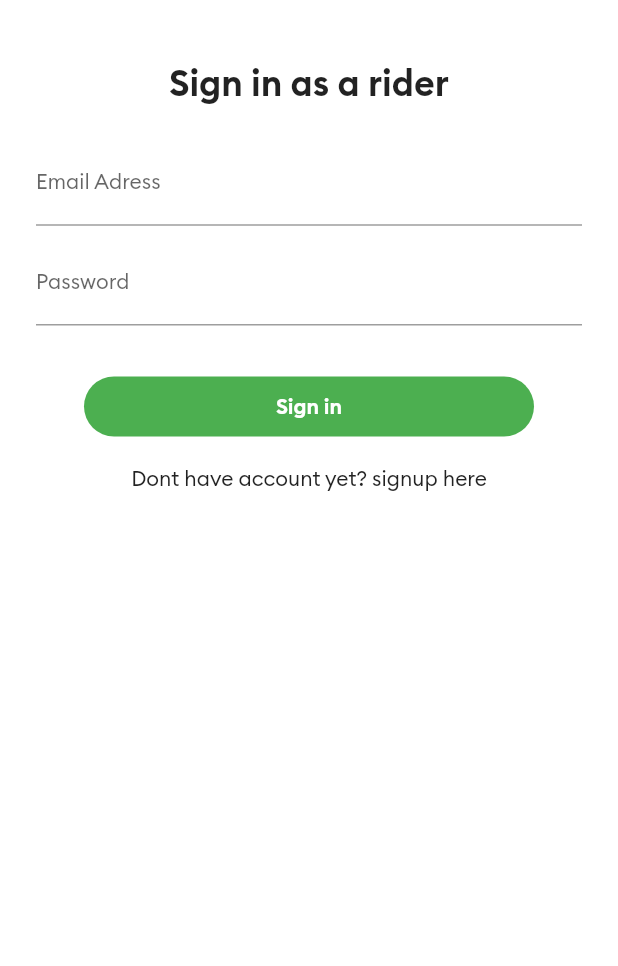
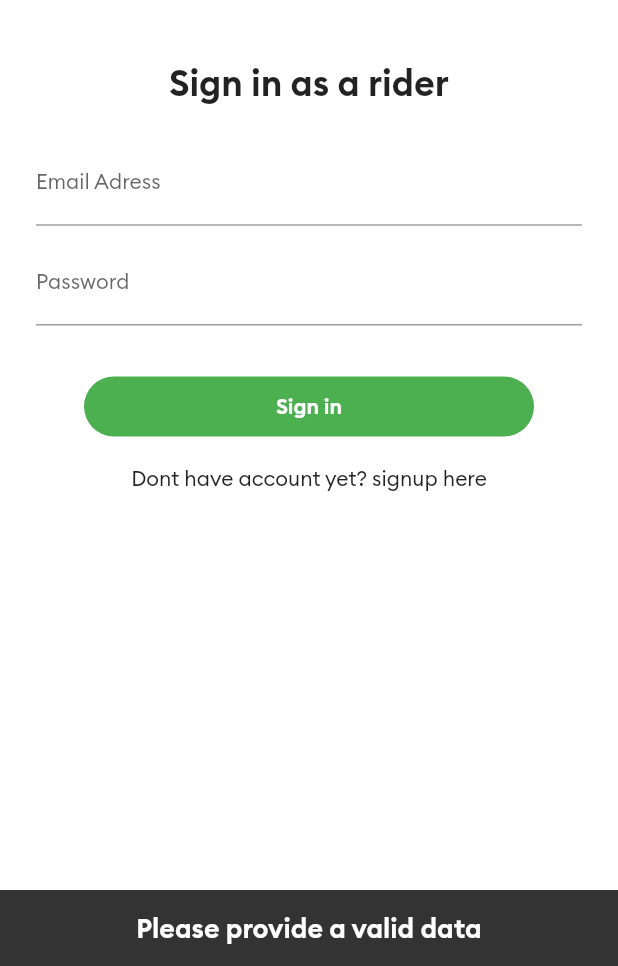
Before and after one commit to resqiar/Letsjek-Rider, a Flutter app: the screen it shows after launch, after a tap on "Dont have account yet? signup here", after a tap on "Already have an account? sign in here", after a tap on "Sign in", on a phone screen of 412 x 824 dp, the part 270-1236 px from its top. Run offline on Flutter 3.47's test engine with Material 2 defaults, Android fonts, the phone set to English and light mode, and no system bars; our stand-ins replace connectivity, firebase_auth, firebase_core, firebase_database; accounts and stored records are empty.

Commit message:
Login and Register now works properly.

```diff
--- a/lib/Screens/Rider/LoginPage.dart
+++ b/lib/Screens/Rider/LoginPage.dart
@@ -1,13 +1,59 @@
+import 'package:connectivity/connectivity.dart';
+import 'package:firebase_auth/firebase_auth.dart';
 import 'package:flutter/material.dart';
 import 'package:uber_clone/Screens/Rider/RegisterPage.dart';
 import 'package:uber_clone/widgets/SubmitFlatButton.dart';
 
-class LoginPage extends StatelessWidget {
+class LoginPage extends StatefulWidget {
   static const id = 'loginpage';
+
+  @override
+  _LoginPageState createState() => _LoginPageState();
+}
+
+class _LoginPageState extends State<LoginPage> {
+  final emailController = TextEditingController();
+
+  final passwordController = TextEditingController();
+
+  void loginUser() async {
+    final FirebaseAuth _auth = FirebaseAuth.instance;
+
+    try {
+      UserCredential userCredential = await _auth.signInWithEmailAndPassword(
+          email: emailController.text, password: passwordController.text);
+
+      // if there is no error push user to mainpage
+      Navigator.pushNamedAndRemoveUntil(context, 'mainpage', (route) => false);
+    } on FirebaseAuthException catch (e) {
+      if (e.code == 'user-not-found') {
+        showSnackbar('No user found for that email');
+      } else if (e.code == 'wrong-password') {
+        showSnackbar('Wrong password provided');
+      }
+    } catch (e) {
+      showSnackbar(e.toString());
+    }
+  }
+
+  final GlobalKey<ScaffoldState> scaffoldKey = GlobalKey<ScaffoldState>();
+
+  void showSnackbar(String messages) {
+    final snackbar = SnackBar(
+      content: Text(
+        messages,
+        textAlign: TextAlign.center,
+        style: TextStyle(fontSize: 18, fontFamily: 'Bolt-Semibold'),
+      ),
+    );
+
+    scaffoldKey.currentState.showSnackBar(snackbar);
+  }
 
   @override
   Widget build(BuildContext context) {
     return Scaffold(
+      key: scaffoldKey,
       backgroundColor: Colors.white,
       body: SingleChildScrollView(
         child: Column(
@@ -37,6 +83,7 @@ class LoginPage extends StatelessWidget {
               child: Column(
                 children: [
                   TextField(
+                    controller: emailController,
                     keyboardType: TextInputType.emailAddress,
                     style: TextStyle(fontSize: 14),
                     decoration: InputDecoration(
@@ -54,6 +101,7 @@ class LoginPage extends StatelessWidget {
                     height: 10,
                   ),
                   TextField(
+                    controller: passwordController,
                     obscureText: true,
                     keyboardType: TextInputType.text,
                     style: TextStyle(fontSize: 14),
@@ -71,7 +119,25 @@ class LoginPage extends StatelessWidget {
                   SizedBox(
                     height: 30,
                   ),
-                  SubmitFlatButton('Sign in', Colors.green, () {}),
+                  SubmitFlatButton('Sign in', Colors.green, () async {
+                    // check internet connectivity
+                    final conResult = await Connectivity().checkConnectivity();
+                    if (conResult == ConnectivityResult.none) {
+                      showSnackbar(
+                          "Please check your internet connection and try again");
+                      return;
+                    }
+
+                    // check if all data has been filled
+                    if (emailController.text.isEmpty ||
+                        passwordController.text.isEmpty) {
+                      showSnackbar("Please provide a valid data");
+                      return;
+                    }
+
+                    // Login then
+                    loginUser();
+                  }),
                   FlatButton(
                     onPressed: () {
                       Navigator.pushNamedAndRemoveUntil(
--- a/pubspec.yaml
+++ b/pubspec.yaml
@@ -26,6 +26,7 @@ dependencies:
   firebase_core: ^0.5.2+1
   firebase_database: ^4.3.0
   firebase_auth: ^0.18.3+1
+  connectivity: ^2.0.2
 
 
 
```
Also changed, not shown: lib/Screens/Rider/RegisterPage.dart (+12 -1 lines), pubspec.lock.
